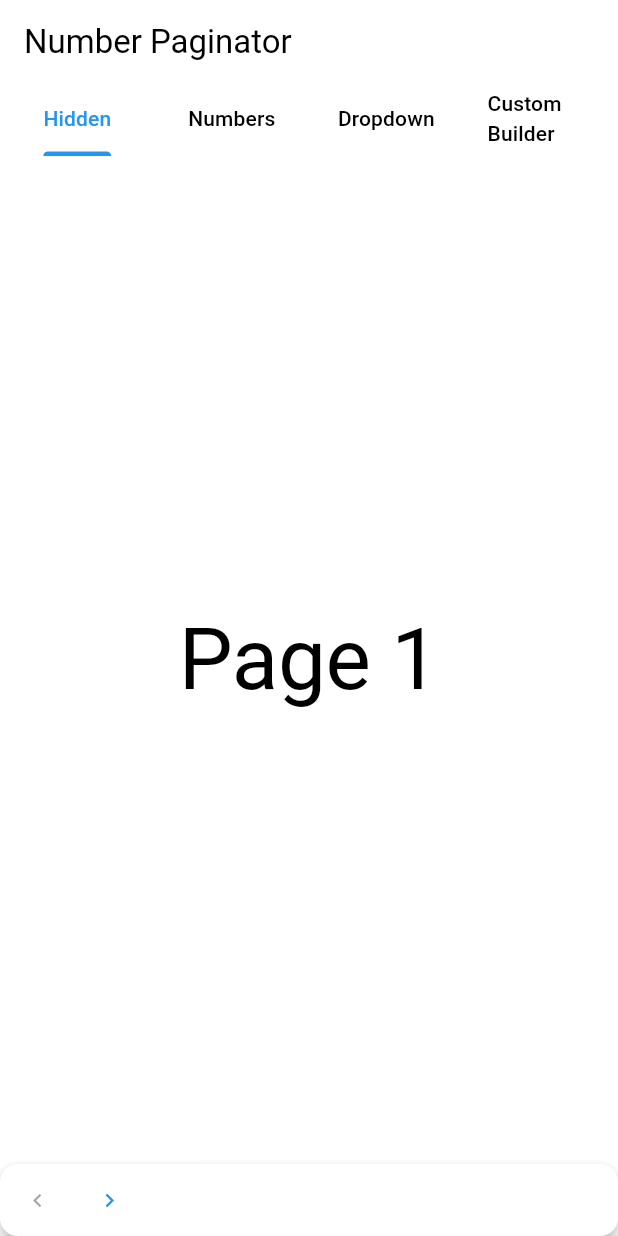
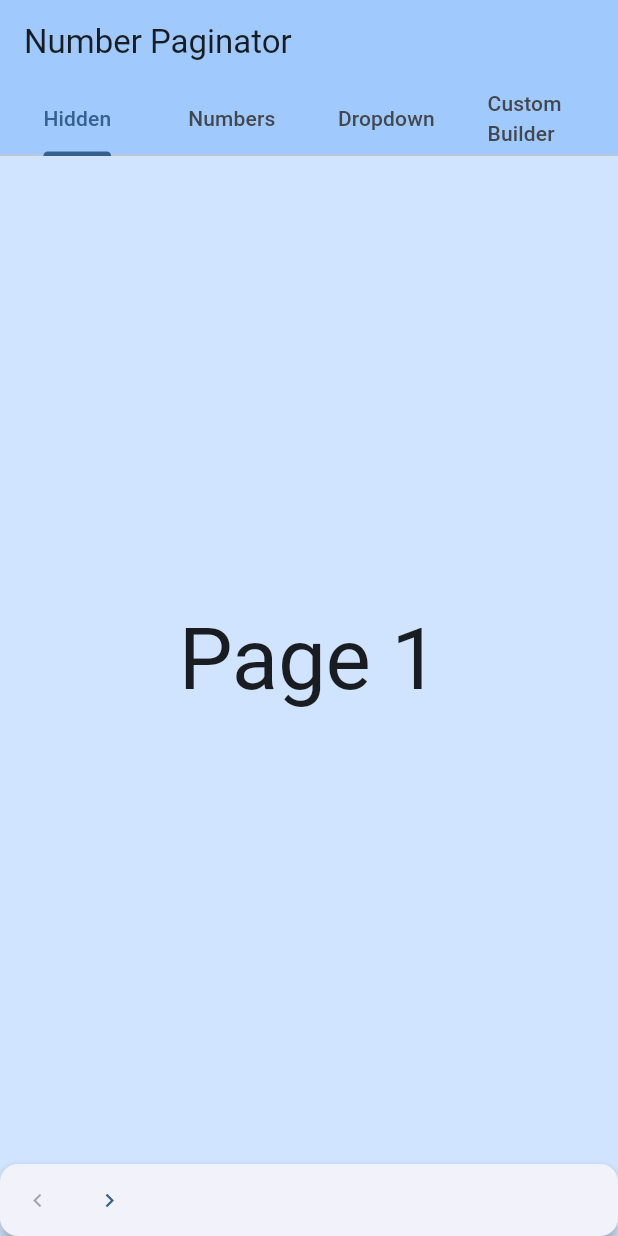
Before and after one commit to WieFel/number_paginator, a Flutter app: the screen it shows after launch, on a phone screen of 412 x 824 dp. Run offline on Flutter 3.47's test engine with Material 3 defaults, Android fonts, the phone set to English and light mode, and no system bars; our stand-ins replace auto_size_text.

Commit message:
Upgrade to Flutter 3.27.0 and other upgrades (#23)
* Upgrade Flutter to 3.27.1

* Upgrade gradle

* Raise language constraint

* Improve example/main.dart

* Adapt colors

* Re-create android/ folder

* New top screenshots

* Update screenshots in readme

* Upgrade package major versions

* iOS upgrades

```diff
--- a/example/lib/builder_page.dart
+++ b/example/lib/builder_page.dart
@@ -25,6 +25,7 @@ class _BuilderPageState extends State<BuilderPage> {
     );
 
     return Scaffold(
+      backgroundColor: Theme.of(context).colorScheme.primaryContainer,
       body: pages[_currentPage],
       // card for elevation
       bottomNavigationBar: Card(
--- a/example/lib/dropdown_page.dart
+++ b/example/lib/dropdown_page.dart
@@ -25,6 +25,7 @@ class _DropdownPageState extends State<DropdownPage> {
     );
 
     return Scaffold(
+        backgroundColor: Theme.of(context).colorScheme.primaryContainer,
         body: pages[_currentPage],
         // card for elevation
         bottomNavigationBar: Card(
@@ -33,8 +34,7 @@ class _DropdownPageState extends State<DropdownPage> {
           child: NumberPaginator(
             numberPages: _numPages,
             // shows a dropdown as the center paginator content
-            config: const NumberPaginatorUIConfig(
-                mode: ContentDisplayMode.dropdown),
+            config: const NumberPaginatorUIConfig(mode: ContentDisplayMode.dropdown),
             onPageChange: (int index) {
               setState(() {
                 _currentPage = index;
--- a/example/lib/main.dart
+++ b/example/lib/main.dart
@@ -13,12 +13,25 @@ class MyApp extends StatelessWidget {
   Widget build(BuildContext context) {
     return MaterialApp(
       theme: ThemeData.from(
-        colorScheme: ColorScheme.fromSwatch(primarySwatch: Colors.blue),
+        colorScheme: ColorScheme.fromSeed(
+          seedColor: Colors.blue,
         ),
-      home: DefaultTabController(
+      ),
+      home: const HomePage(),
+    );
+  }
+}
+
+class HomePage extends StatelessWidget {
+  const HomePage({super.key});
+
+  @override
+  Widget build(BuildContext context) {
+    return DefaultTabController(
       length: 4,
       child: Scaffold(
         appBar: AppBar(
+          backgroundColor: Theme.of(context).colorScheme.inversePrimary,
           title: const Text("Number Paginator"),
           bottom: const TabBar(
             tabs: [
@@ -38,7 +51,6 @@ class MyApp extends StatelessWidget {
           ],
         ),
       ),
-      ),
     );
   }
 }
--- a/example/lib/numbers_page.dart
+++ b/example/lib/numbers_page.dart
@@ -25,6 +25,7 @@ class _NumbersPageState extends State<NumbersPage> {
     );
 
     return Scaffold(
+      backgroundColor: Theme.of(context).colorScheme.primaryContainer,
       body: pages[_currentPage],
       // card for elevation
       bottomNavigationBar: Card(
--- a/example/lib/only_arrows_page.dart
+++ b/example/lib/only_arrows_page.dart
@@ -25,6 +25,7 @@ class _OnlyArrowsPageState extends State<OnlyArrowsPage> {
     );
 
     return Scaffold(
+      backgroundColor: Theme.of(context).colorScheme.primaryContainer,
       body: pages[_currentPage],
       // card for elevation
       bottomNavigationBar: Card(
--- a/example/pubspec.yaml
+++ b/example/pubspec.yaml
@@ -18,7 +18,7 @@ publish_to: 'none' # Remove this line if you wish to publish to pub.dev
 version: 1.0.0+1
 
 environment:
-  sdk: ">=2.12.0 <4.0.0"
+  sdk: ">=2.17.0 <4.0.0"
 
 dependencies:
   flutter:
--- a/pubspec.yaml
+++ b/pubspec.yaml
@@ -4,7 +4,7 @@ version: 0.4.1
 homepage: https://github.com/WieFel/number_paginator
 
 environment:
-  sdk: '>=2.12.0 <4.0.0'
+  sdk: '>=2.17.0 <4.0.0'
   flutter: ">=1.17.0"
 
 dependencies:
@@ -13,7 +13,7 @@ dependencies:
     sdk: flutter
 
 dev_dependencies:
-  flutter_lints: ^2.0.1
+  flutter_lints: ^5.0.0
   flutter_test:
     sdk: flutter
 
```
Also changed, not shown: example/pubspec.lock, pubspec.lock, 21 other files. Lines whose indentation alone changed are shown as unchanged.
